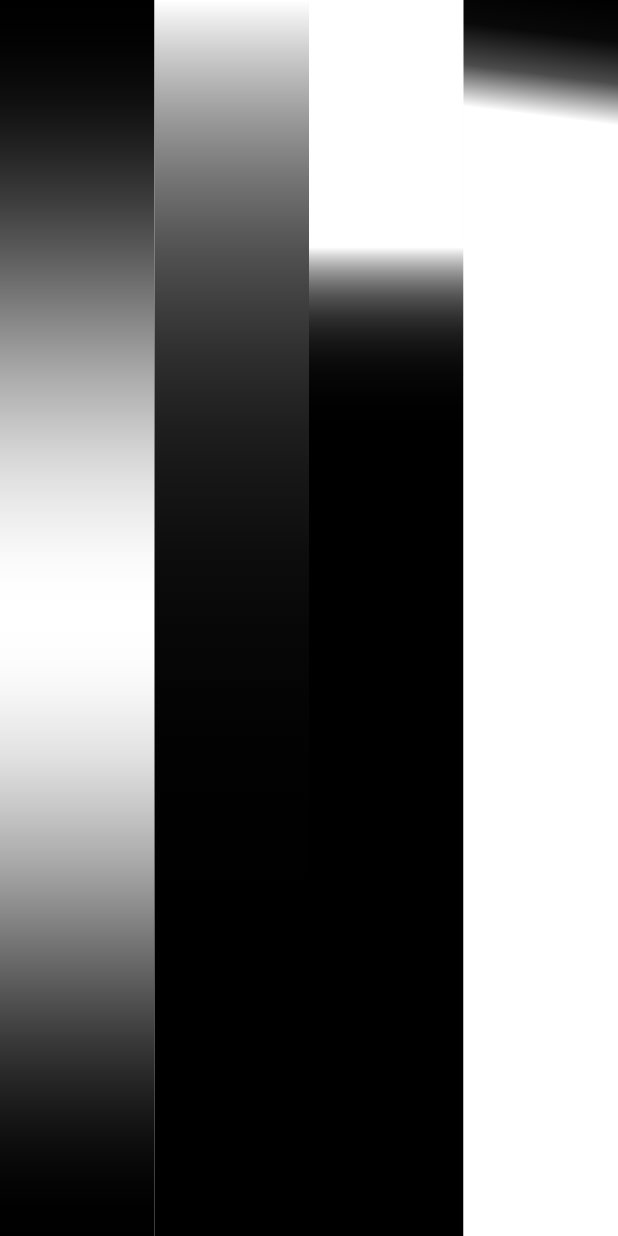
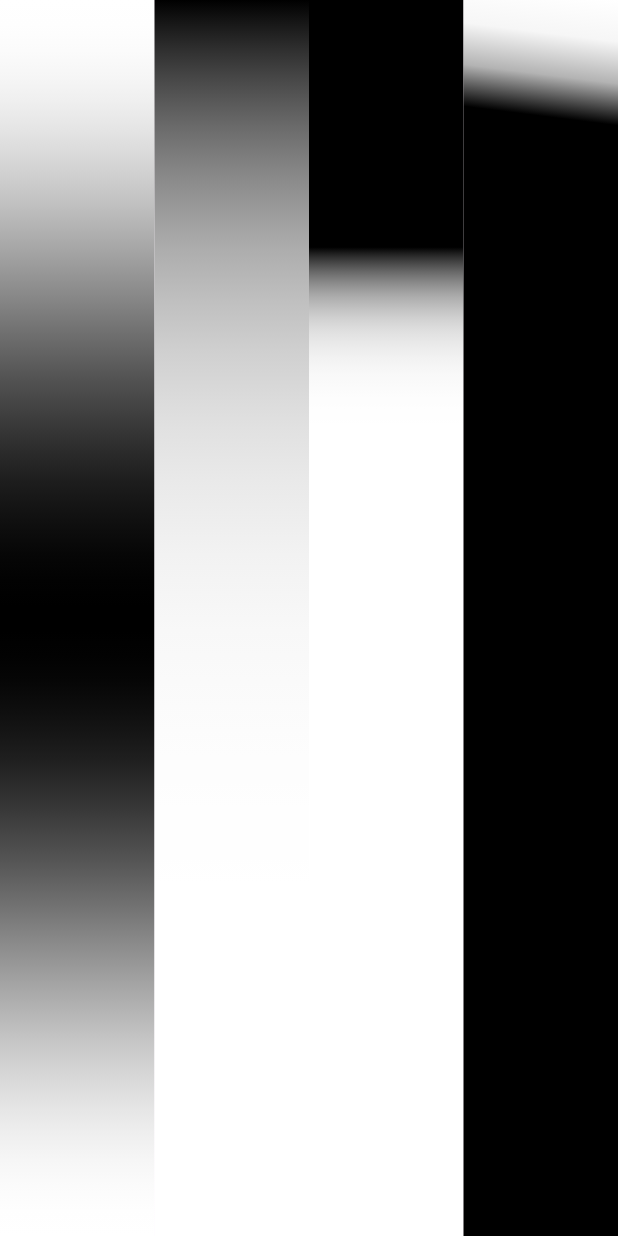
Before and after one commit to amokfa/flutter_curved_gradient, a Flutter app: the screen it shows after launch, on a phone screen of 412 x 824 dp. Run offline on Flutter 3.47's test engine with Material 3 defaults, Android fonts, the phone set to English and light mode, and no system bars.

Commit message:
Fix color order

```diff
--- a/lib/curved_gradient.dart
+++ b/lib/curved_gradient.dart
@@ -38,7 +38,7 @@ LinearGradient CurvedGradient({
   for (int i = 0; i < granularity; i++) {
     final factor = i / (granularity - 1);
     mStops[i] = stops[0] + factor * stopDifference;
-    mColors[i] = Color.lerp(colors[0], colors[1], curveGenerator(factor))!;
+    mColors[i] = Color.lerp(colors[1], colors[0], curveGenerator(factor))!;
   }
 
   return LinearGradient(
```
